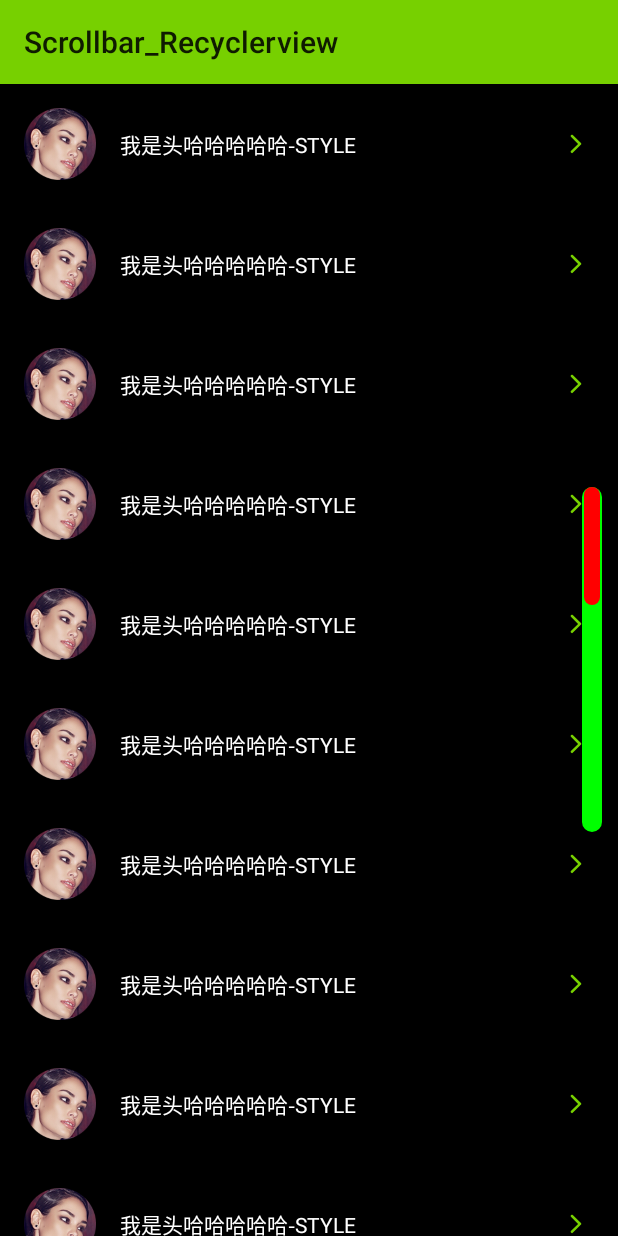
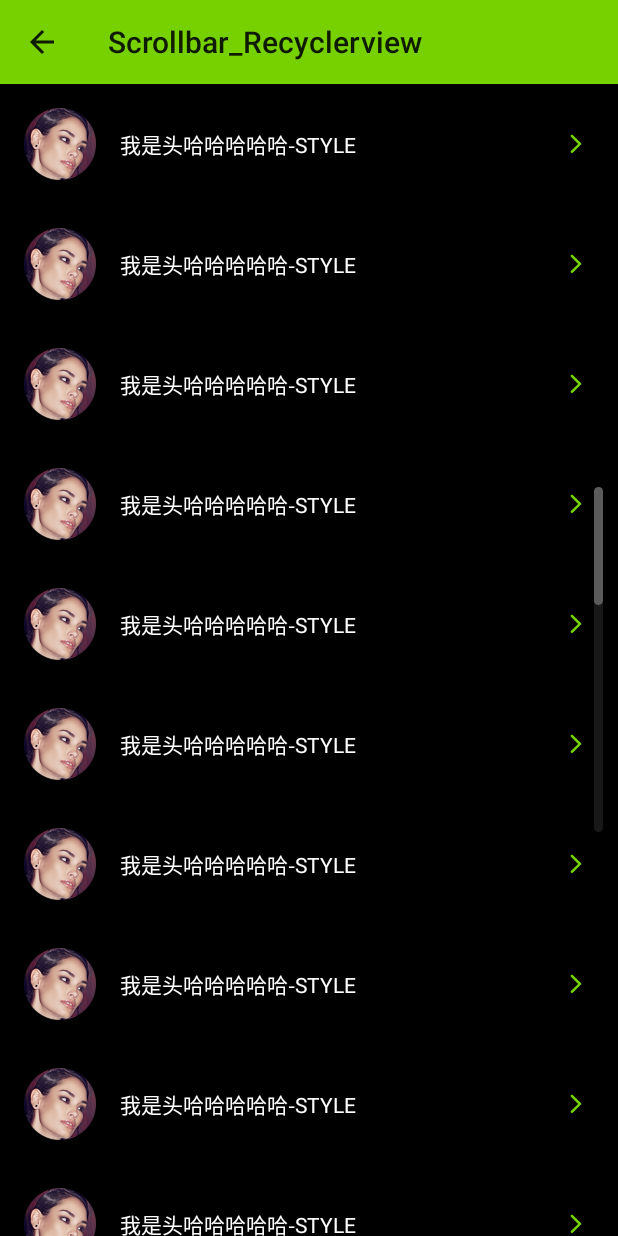
Before and after one commit to huruidong/CustomView, an Android app: the ScrollbarRecyclerDemo screen opened directly, with no data from a screen before it, on a phone screen of 412 x 824 dp. Run offline under Robolectric (Android 15) with nearby library versions, the phone set to English and light mode, and no system bars.

Commit message:
增加自定义滚动条Recyclerview

```diff
--- a/app/src/main/java/com/example/customviewdemo/scrollbarRecyclerview/ScrollbarRecyclerDemo.java
+++ b/app/src/main/java/com/example/customviewdemo/scrollbarRecyclerview/ScrollbarRecyclerDemo.java
@@ -5,12 +5,13 @@ import android.os.Bundle;
 import android.support.v7.widget.LinearLayoutManager;
 
 import com.example.customviewdemo.R;
+import com.example.customviewdemo.app.BaseActivity;
 import com.example.customviewdemo.scrollbarRecyclerview.RecyclerViewAdapter;
 import com.example.customviewdemo.scrollbarRecyclerview.ScrollbarRecyclerView;
 
 import java.util.ArrayList;
 
-public class ScrollbarRecyclerDemo extends Activity {
+public class ScrollbarRecyclerDemo extends BaseActivity {
 
     ScrollbarRecyclerView recyclerView;
 
--- a/app/src/main/java/com/example/customviewdemo/scrollbarRecyclerview/ScrollbarRecyclerView.java
+++ b/app/src/main/java/com/example/customviewdemo/scrollbarRecyclerview/ScrollbarRecyclerView.java
@@ -11,14 +11,17 @@ import android.support.v7.widget.RecyclerView;
 import android.util.AttributeSet;
 import android.view.View;
 
+import com.example.customviewdemo.R;
+import com.example.customviewdemo.utils.DisplayUtils;
+
 public class ScrollbarRecyclerView extends RecyclerView {
 
-    private float mScaleScrollbarTrackWidth     = 20;
-    private float mScaleScrollbarThumbWidth     = 16;
-    private float mScaleScrollbarDefaultPadding = 16;
+    private float mScaleScrollbarTrackWidth;
+    private float mScaleScrollbarThumbWidth;
+    private float mScaleScrollbarDefaultPadding;
 
-    private int mScaleScrollbarTrackColor = Color.parseColor("#00ff00");
-    private int mScaleScrollbarThumbColor = Color.parseColor("#ff0000");
+    private int mScaleScrollbarTrackColor = Color.parseColor("#181818");
+    private int mScaleScrollbarThumbColor = Color.parseColor("#5b5b5b");
 
     private Paint thumbScalePaint, trackScalePaint;
 
@@ -48,6 +51,10 @@ public class ScrollbarRecyclerView extends RecyclerView {
      * 定义画笔样式
      **/
     private void initScaleScrollbarPaint() {
+
+        mScaleScrollbarTrackWidth = getResources().getDimensionPixelSize(R.dimen.dp_6);
+        mScaleScrollbarThumbWidth = getResources().getDimensionPixelSize(R.dimen.dp_6);
+        mScaleScrollbarDefaultPadding = getResources().getDimensionPixelSize(R.dimen.dp_10);
 
         trackScalePaint = new Paint();
         trackScalePaint.setAntiAlias(true);
@@ -155,5 +162,4 @@ public class ScrollbarRecyclerView extends RecyclerView {
 
     }
 
-
 }
```
